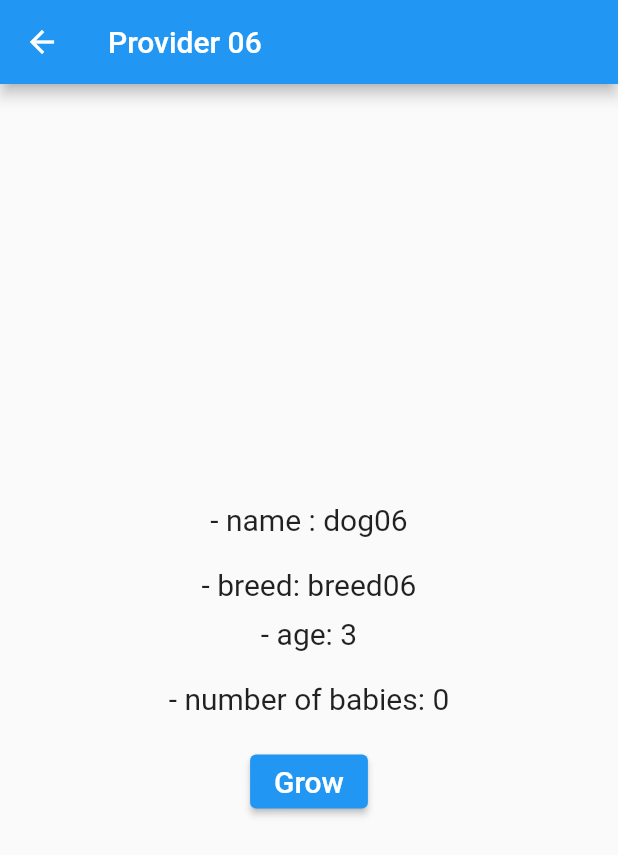
After one commit to flexboni/flutter_provider_essential, a Flutter app: the screen it shows after launch, after a tap on "OverView06", on a phone screen of 412 x 824 dp. The commit adds this screen. Shown: the top 855 px of the screen. Run offline on Flutter 3.47's test engine with Material 2 defaults, Android fonts, the phone set to English and light mode, and no system bars.

Commit message:
Chapter12. FutureProvider

```diff
--- a/lib/app_router.dart
+++ b/lib/app_router.dart
@@ -5,6 +5,7 @@ import 'package:flutter_provider_essential/provider_overview_02/overview_02.dart
 import 'package:flutter_provider_essential/provider_overview_03/overview_03.dart';
 import 'package:flutter_provider_essential/provider_overview_04/overview_04.dart';
 import 'package:flutter_provider_essential/provider_overview_05/overview_05.dart';
+import 'package:flutter_provider_essential/provider_overview_06/overview_06.dart';
 
 class AppRoutes {
   static const main = '/';
@@ -13,6 +14,7 @@ class AppRoutes {
   static const overView03 = '$main/over-view-03';
   static const overView04 = '$main/over-view-04';
   static const overView05 = '$main/over-view-05';
+  static const overView06 = '$main/over-view-06';
 }
 
 class AppRouter {
@@ -50,6 +52,12 @@ class AppRouter {
           settings: settings,
         );
 
+      case AppRoutes.overView06:
+        return MaterialPageRoute<dynamic>(
+          builder: (_) => const Overview06(),
+          settings: settings,
+        );
+
       default:
         return MaterialPageRoute<dynamic>(
           builder: (_) => const MyApp(),
--- a/lib/main.dart
+++ b/lib/main.dart
@@ -57,6 +57,7 @@ final pages = <PageModel>[
   PageModel(name: 'OverView03', route: AppRoutes.overView03),
   PageModel(name: 'OverView04', route: AppRoutes.overView04),
   PageModel(name: 'OverView05', route: AppRoutes.overView05),
+  PageModel(name: 'OverView06', route: AppRoutes.overView06),
 ];
 
 class MyHomePage extends StatefulWidget {
@@ -78,7 +79,8 @@ class _MyHomePageState extends State<MyHomePage> {
       appBar: AppBar(
         title: Text(widget.title),
       ),
-      body: Container(
+      body: SingleChildScrollView(
+        child: Container(
           width: double.maxFinite,
           padding: const EdgeInsets.symmetric(vertical: 30),
           alignment: Alignment.topCenter,
@@ -103,6 +105,7 @@ class _MyHomePageState extends State<MyHomePage> {
             ],
           ),
         ),
+      ),
     );
   }
 }
--- /dev/null
+++ b/lib/provider_overview_06/model/babies.dart
@@ -0,0 +1,19 @@
+class Babies {
+  Babies({
+    required this.age,
+  });
+
+  final int age;
+
+  Future<int> getBabies() async {
+    await Future.delayed(const Duration(seconds: 3));
+
+    if (age > 1 && age < 5) {
+      return 4;
+    } else if (age <= 1) {
+      return 0;
+    } else {
+      return 2;
+    }
+  }
+}
--- /dev/null
+++ b/lib/provider_overview_06/overview_06.dart
@@ -0,0 +1,103 @@
+import 'package:flutter/material.dart';
+import 'package:flutter_provider_essential/provider_overview_05/model/dog.dart';
+import 'package:flutter_provider_essential/provider_overview_06/model/babies.dart';
+import 'package:provider/provider.dart';
+
+class Overview06 extends StatefulWidget {
+  const Overview06({Key? key}) : super(key: key);
+
+  @override
+  State<Overview06> createState() => _Overview06State();
+}
+
+class _Overview06State extends State<Overview06> {
+  @override
+  Widget build(BuildContext context) {
+    return Scaffold(
+      appBar: AppBar(
+        title: const Text('Provider 06'),
+      ),
+      body: MultiProvider(
+        providers: [
+          ChangeNotifierProvider<Dog>(
+              create: (context) =>
+                  Dog(name: 'dog06', breed: 'breed06', age: 3)),
+          FutureProvider<int>(
+              initialData: 0,
+              create: (context) {
+                final dogAge = context.read<Dog>().age;
+                final babies = Babies(age: dogAge);
+                return babies.getBabies();
+              }),
+        ],
+        builder: (context, child) {
+          return Center(
+            child: Column(
+              mainAxisAlignment: MainAxisAlignment.center,
+              mainAxisSize: MainAxisSize.min,
+              children: <Widget>[
+                Text(
+                  '- name : ${context.watch<Dog>().name}',
+                  style: const TextStyle(fontSize: 20),
+                ),
+                const SizedBox(height: 20),
+                const BreedAndAge(),
+              ],
+            ),
+          );
+        },
+      ),
+    );
+  }
+}
+
+class BreedAndAge extends StatelessWidget {
+  const BreedAndAge({
+    Key? key,
+  }) : super(key: key);
+
+  @override
+  Widget build(BuildContext context) {
+    return Column(
+      children: <Widget>[
+        Text(
+          '- breed: ${context.select<Dog, String>((Dog dog) => dog.breed)}',
+          style: const TextStyle(fontSize: 20),
+        ),
+        const SizedBox(height: 10),
+        const Age(),
+      ],
+    );
+  }
+}
+
+class Age extends StatelessWidget {
+  const Age({
+    Key? key,
+  }) : super(key: key);
+
+  @override
+  Widget build(BuildContext context) {
+    return Column(
+      children: [
+        Text(
+          '- age: ${context.watch<Dog>().age}',
+          style: const TextStyle(fontSize: 20),
+        ),
+        const SizedBox(height: 20),
+        Text(
+          '- number of babies: ${context.watch<int>()}',
+          style: const TextStyle(fontSize: 20),
+        ),
+        const SizedBox(height: 20),
+        ElevatedButton(
+          onPressed: () => context.read<Dog>().grow(),
+          child: const Text(
+            'Grow',
+            style: TextStyle(fontSize: 20),
+          ),
+        )
+      ],
+    );
+  }
+}
```
Also changed, not shown: 1 other file. Lines whose indentation alone changed are shown as unchanged.
